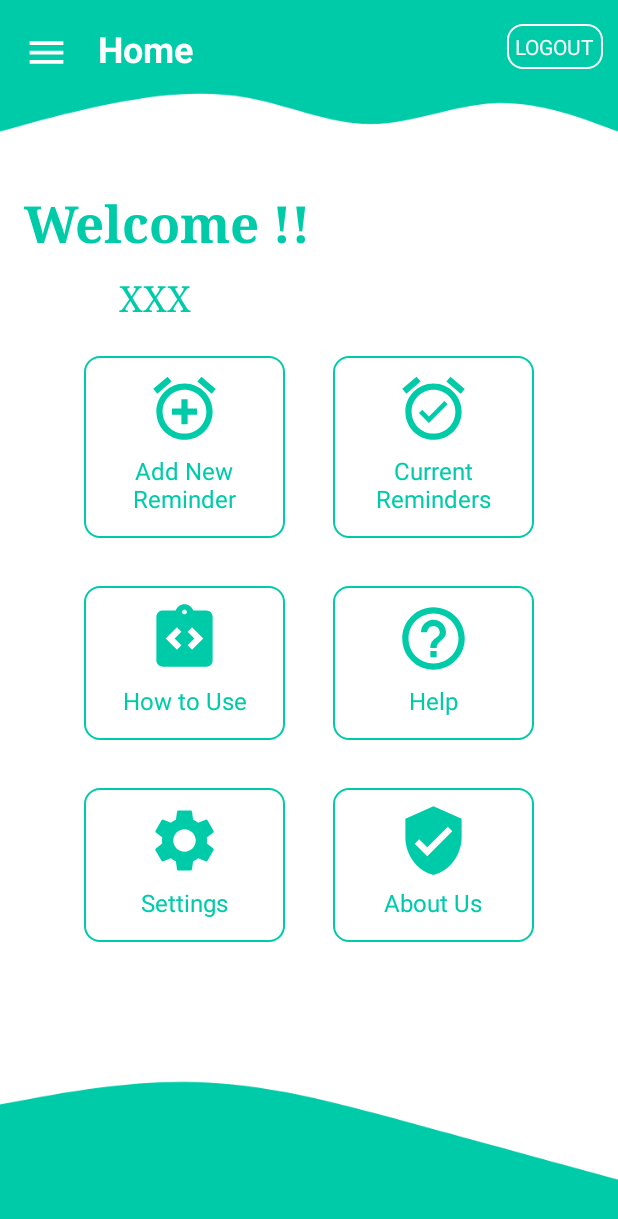
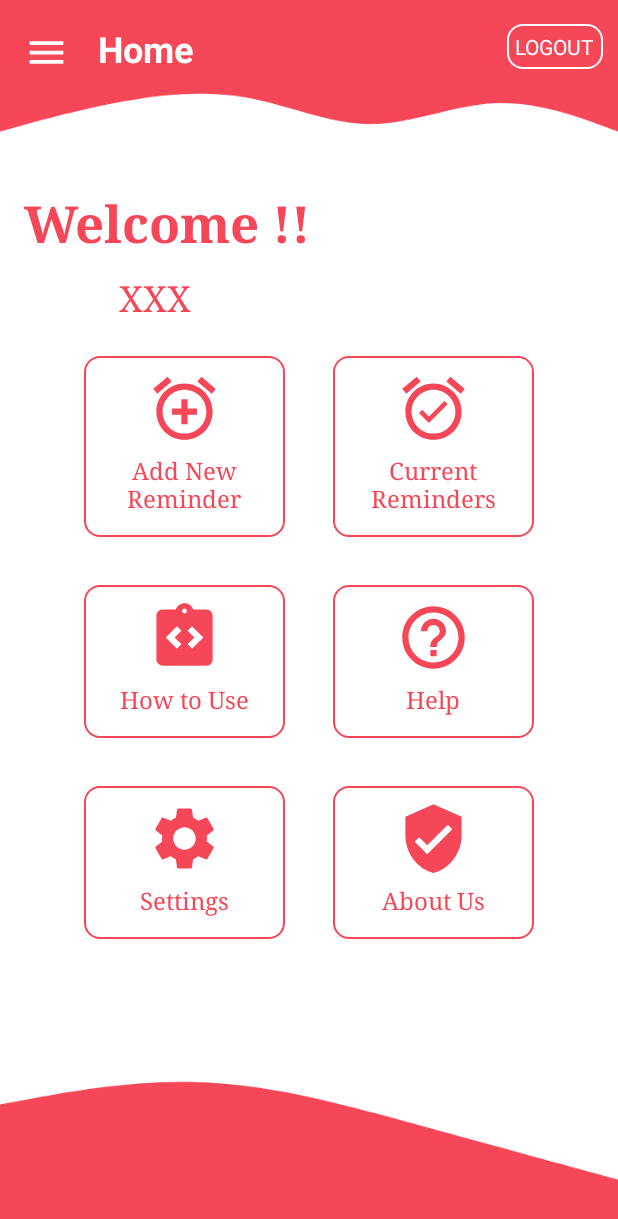
Before and after one commit to MayurNikam989/Reminderapp, an Android app: the home screen opened directly, with no data from a screen before it, on a phone screen of 412 x 824 dp. Shown: the top 1219 px of the screen. Run offline under Robolectric (Android 15) with nearby library versions, the phone set to English and light mode, and no system bars; Roboto replaces fonts that are not available here.

Commit message:
Initial Commit

```diff
--- a/app/src/main/res/drawable/gradient_color.xml
+++ b/app/src/main/res/drawable/gradient_color.xml
@@ -5,7 +5,7 @@
             <gradient
                 android:gradientRadius="300dp"
                 android:endColor="@color/primary"
-                android:startColor="#ffffff"
+                android:startColor="#ff6977"
                 android:type="radial" />
         </shape>
     </item>
--- a/app/src/main/res/drawable/ic_wave__2_.xml
+++ b/app/src/main/res/drawable/ic_wave__2_.xml
@@ -5,5 +5,5 @@
     android:viewportHeight="320">
   <path
       android:pathData="M0,96L80,85.3C160,75 320,53 480,58.7C640,64 800,96 960,128C1120,160 1280,192 1360,208L1440,224L1440,320L1360,320C1280,320 1120,320 960,320C800,320 640,320 480,320C320,320 160,320 80,320L0,320Z"
-      android:fillColor="#00cba9"/>
+      android:fillColor="@color/primary"/>
 </vector>
--- a/app/src/main/res/layout/activity_home.xml
+++ b/app/src/main/res/layout/activity_home.xml
@@ -108,6 +108,7 @@
                         android:layout_width="100dp"
                         android:layout_height="wrap_content"
                         android:layout_gravity="center"
+                        android:fontFamily="serif"
                         android:gravity="center"
                         android:padding="5dp"
                         android:text="Add New Reminder"
@@ -142,6 +143,7 @@
                         android:id="@+id/textView4"
                         android:layout_width="100dp"
                         android:layout_height="wrap_content"
+                        android:fontFamily="serif"
                         android:gravity="center"
                         android:padding="5dp"
                         android:text="Current Reminders"
@@ -183,6 +185,7 @@
                         android:layout_width="100dp"
                         android:layout_height="wrap_content"
                         android:layout_gravity="center"
+                        android:fontFamily="serif"
                         android:gravity="center"
                         android:padding="5dp"
                         android:text="How to Use"
@@ -217,6 +220,7 @@
                         android:id="@+id/textView6"
                         android:layout_width="100dp"
                         android:layout_height="wrap_content"
+                        android:fontFamily="serif"
                         android:gravity="center"
                         android:padding="5dp"
                         android:text="Help"
@@ -258,6 +262,7 @@
                         android:layout_width="100dp"
                         android:layout_height="wrap_content"
                         android:layout_gravity="center"
+                        android:fontFamily="serif"
                         android:gravity="center"
                         android:padding="5dp"
                         android:text="Settings"
@@ -292,6 +297,7 @@
                         android:id="@+id/textView8"
                         android:layout_width="100dp"
                         android:layout_height="wrap_content"
+                        android:fontFamily="serif"
                         android:gravity="center"
                         android:padding="5dp"
                         android:text="About Us"
--- a/app/src/main/res/values/colors.xml
+++ b/app/src/main/res/values/colors.xml
@@ -1,6 +1,6 @@
 <?xml version="1.0" encoding="utf-8"?>
 <resources>
-    <color name="primary">#00cba9</color>
+    <color name="primary">#f54758</color>
     <color name="purple_500">#FF6200EE</color>
     <color name="purple_700">#FF3700B3</color>
     <color name="teal_200">#FF03DAC5</color>
```
Also changed, not shown: app/src/main/java/com/example/reminderapp/MainActivity.java (+6 -1 lines), app/src/main/java/com/example/reminderapp/home.java (+35 -0 lines), app/src/main/java/com/example/reminderapp/register.java (+7 -0 lines), app/src/main/res/layout/activity_register.xml (+7 -1 lines).
